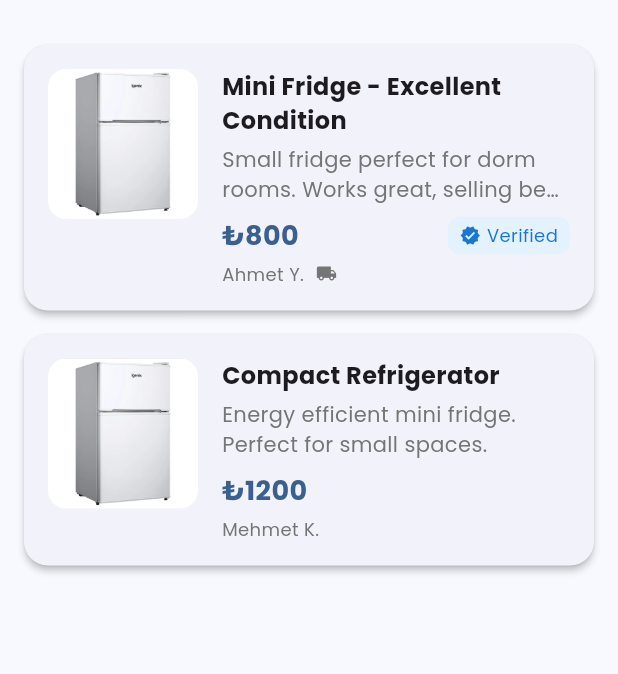
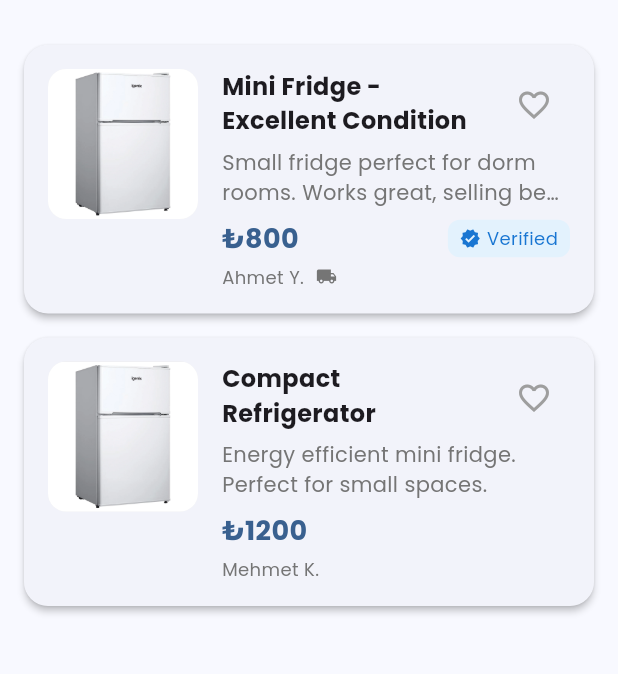
Before and after one commit to imraaan-dev/SuMarket, a Flutter app: the FridgesScreen screen opened directly, on a phone screen of 412 x 824 dp, the part 63-737 px from its top. Run offline on Flutter 3.47's test engine with Material 3 defaults, Android fonts, the phone set to English and light mode, and no system bars; our stand-ins replace cloud_firestore, firebase_auth, firebase_core, google_fonts, grouped_list, shared_preferences; accounts and stored records are empty; statements that could not run were skipped.

Commit message:
Update listing_card.dart

```diff
--- a/lib/widgets/listing_card.dart
+++ b/lib/widgets/listing_card.dart
@@ -1,5 +1,7 @@
 import 'package:flutter/material.dart';
+import 'package:provider/provider.dart';
 import '../models/listing.dart';
+import '../providers/listing_provider.dart';
 
 class ListingCard extends StatelessWidget {
   const ListingCard({
@@ -63,7 +65,12 @@ class ListingCard extends StatelessWidget {
                 child: Column(
                   crossAxisAlignment: CrossAxisAlignment.start,
                   children: [
-                    Text(
+                    Row(
+                      mainAxisAlignment: MainAxisAlignment.spaceBetween,
+                      crossAxisAlignment: CrossAxisAlignment.start,
+                      children: [
+                        Expanded(
+                          child: Text(
                             listing.title,
                             style: TextStyle(
                               fontSize: isTablet ? 18 : 16,
@@ -71,6 +78,29 @@ class ListingCard extends StatelessWidget {
                             ),
                             maxLines: 2,
                             overflow: TextOverflow.ellipsis,
+                          ),
+                        ),
+                        // ✅ Favorite Icon
+                        Consumer<ListingProvider>(
+                          builder: (context, provider, _) {
+                            final isFav = provider.isFavorite(listing.id);
+                            return IconButton(
+                              iconSize: 24,
+                              // Increase hit area but keep visual size compact if needed
+                              constraints: const BoxConstraints(),
+                              padding: const EdgeInsets.all(8), // Add padding for touch target
+                              icon: Icon(
+                                isFav ? Icons.favorite : Icons.favorite_border,
+                                color: isFav ? Colors.red : Colors.grey,
+                              ),
+                              onPressed: () {
+                                print('DEBUG: Favorite toggled for ${listing.id}');
+                                provider.toggleFavorite(listing.id);
+                              },
+                            );
+                          },
+                        ),
+                      ],
                     ),
                     const SizedBox(height: 4),
                     Text(
```
Lines whose indentation alone changed are shown as unchanged.
